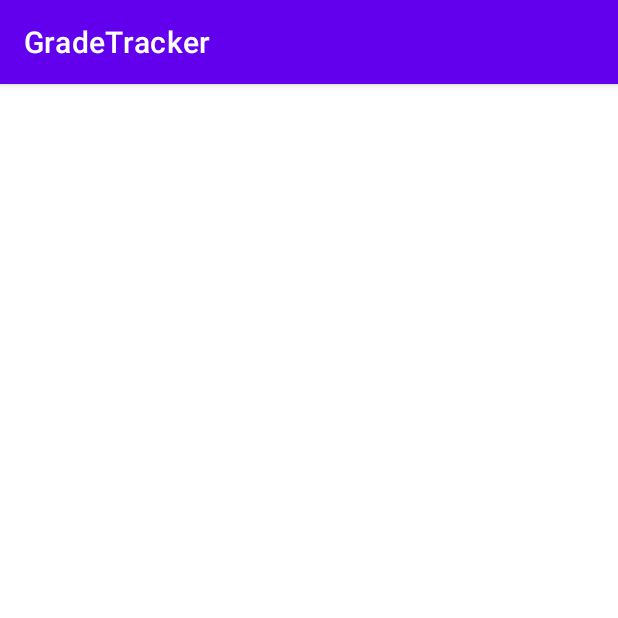
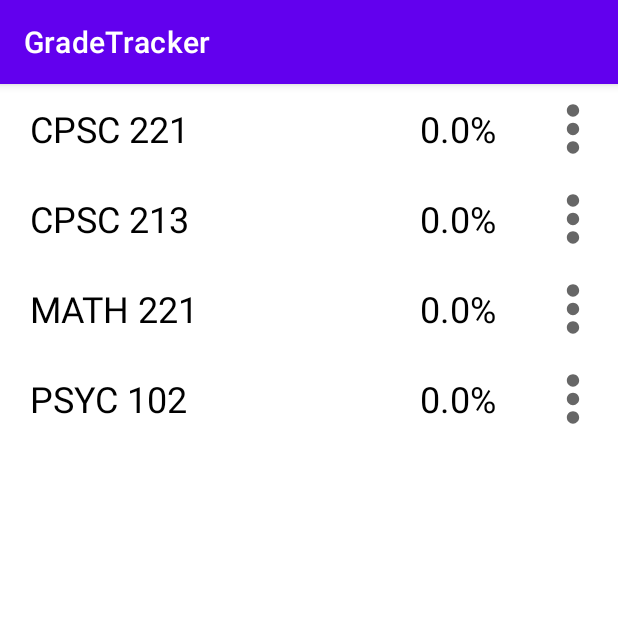
Before and after one commit to Lallit-N/upGrade, an Android app: the screen it shows after launch (MainActivity), on a phone screen of 412 x 824 dp, the top half of it. Run offline under Robolectric (Android 15) with nearby library versions, the phone set to English and light mode, and no system bars.

Commit message:
created edit and delete functionality

```diff
--- a/app/src/main/java/com/example/gradetracker/Course.java
+++ b/app/src/main/java/com/example/gradetracker/Course.java
@@ -36,13 +36,12 @@ public class Course {
     public void addAssessment(Assessment assessment) {
         if (assessments.containsKey(assessment.getBreakdownEntry())) {
             assessments.get(assessment.getBreakdownEntry()).add(assessment);
-            assessment.getBreakdownEntry().addAssessment();
         } else {
             List<Assessment> tempList = new ArrayList<Assessment>();
             tempList.add(assessment);
             assessments.put(assessment.getBreakdownEntry(), tempList);
-            assessment.getBreakdownEntry().addAssessment();
         }
+        assessment.getBreakdownEntry().addAssessment();
     }
 
     public void removeAssessment(Assessment assessment) {
--- a/app/src/main/java/com/example/gradetracker/CourseAdapter.java
+++ b/app/src/main/java/com/example/gradetracker/CourseAdapter.java
@@ -1,9 +1,14 @@
 package com.example.gradetracker;
 
+import android.content.Context;
 import android.view.LayoutInflater;
+import android.view.MenuItem;
 import android.view.View;
 import android.view.ViewGroup;
+import android.widget.ImageView;
+import android.widget.PopupMenu;
 import android.widget.TextView;
+import android.widget.Toast;
 
 import androidx.recyclerview.widget.RecyclerView;
 
@@ -11,26 +16,31 @@ import java.util.ArrayList;
 
 public class CourseAdapter extends RecyclerView.Adapter<CourseAdapter.ExampleViewHolder> {
     private ArrayList<Course> courseList;
+    private Context menuContext;
+    View view;
+    Course temp;
 
     public static class ExampleViewHolder extends RecyclerView.ViewHolder {
         public TextView courseName;
         public TextView courseGrade;
-
+        private ImageView popUpMenu;
         public ExampleViewHolder(View itemView) {
             super(itemView);
             courseName = itemView.findViewById(R.id.course_name);
             courseGrade = itemView.findViewById(R.id.course_grade);
+            popUpMenu = itemView.findViewById(R.id.optionsMenu);
         }
     }
 
-    public CourseAdapter(ArrayList<Course> courseList) {
+    public CourseAdapter(Context context, ArrayList<Course> courseList) {
         this.courseList = courseList;
+        this.menuContext = context;
     }
 
     @Override
     public ExampleViewHolder onCreateViewHolder(ViewGroup parent, int viewType) {
-        View v = LayoutInflater.from(parent.getContext()).inflate(R.layout.course_row, parent, false);
-        ExampleViewHolder evh = new ExampleViewHolder(v);
+        view = LayoutInflater.from(parent.getContext()).inflate(R.layout.each_course, parent, false);
+        ExampleViewHolder evh = new ExampleViewHolder(view);
         return evh;
     }
 
@@ -39,7 +49,38 @@ public class CourseAdapter extends RecyclerView.Adapter<CourseAdapter.ExampleVie
         Course currentItem = courseList.get(position);
         holder.courseName.setText(currentItem.getName());
         holder.courseGrade.setText(currentItem.getCurrentGrade());
+        holder.popUpMenu.setOnClickListener(new View.OnClickListener() {
+            @Override
+            public void onClick(View v) {
+                PopupMenu popupMenu = new PopupMenu(menuContext, v);
+                popupMenu.getMenuInflater().inflate(R.menu.pop_up_menu, popupMenu.getMenu());
+                popupMenu.show();
+                popupMenu.setOnMenuItemClickListener(new PopupMenu.OnMenuItemClickListener() {
+                    @Override
+                    public boolean onMenuItemClick(MenuItem item) {
+                        switch (item.getItemId()) {
+                            case R.id.edit:
+                                Toast.makeText(menuContext, "Edit Clicked", Toast.LENGTH_SHORT).show();
+                                break;
+                            case R.id.delete:
+                                Toast.makeText(menuContext, "Delete Clicked", Toast.LENGTH_SHORT).show();
+                                temp = new Course(courseList.get(position).getName(), courseList.get(position).getGradeBreakdown());
+                                deleteCourse(position);
+                                break;
+                        }
+                        return true;
+                    }
+                });
+            }
+        });
     }
+
+    private void deleteCourse(int position) {
+        courseList.remove(position);
+        notifyItemRemoved(position);
+        notifyItemRangeChanged(position, courseList.size());
+    }
+
     @Override
     public int getItemCount() {
         return courseList.size();
--- a/app/src/main/java/com/example/gradetracker/MainActivity.java
+++ b/app/src/main/java/com/example/gradetracker/MainActivity.java
@@ -7,6 +7,7 @@ import androidx.recyclerview.widget.RecyclerView;
 import android.os.Bundle;
 
 import java.util.ArrayList;
+import java.util.HashSet;
 
 public class MainActivity extends AppCompatActivity {
 
@@ -23,15 +24,18 @@ public class MainActivity extends AppCompatActivity {
 
         recyclerView = findViewById(R.id.recyclerView);
 
-//        courseList.add(new Course("CPSC 221", new GradeBreakdown()));
-//        courseList.add(new Course("CPSC 213", new GradeBreakdown()));
-//        courseList.add(new Course("MATH 221", new GradeBreakdown()));
-//        courseList.add(new Course("PSYC 102", new GradeBreakdown()));
+        HashSet<BreakdownEntry> breakdownEntries = new HashSet<BreakdownEntry>();
+        breakdownEntries.add(new BreakdownEntry("yes", 20, 2));
+
+        courseList.add(new Course("CPSC 221", new GradeBreakdown(breakdownEntries)));
+        courseList.add(new Course("CPSC 213", new GradeBreakdown(breakdownEntries)));
+        courseList.add(new Course("MATH 221", new GradeBreakdown(breakdownEntries)));
+        courseList.add(new Course("PSYC 102", new GradeBreakdown(breakdownEntries)));
 
         recyclerView = findViewById(R.id.recyclerView);
         recyclerView.setHasFixedSize(true);
         layoutManager = new LinearLayoutManager(this);
-        adapter = new CourseAdapter(courseList);
+        adapter = new CourseAdapter(this, courseList);
 
         recyclerView.setLayoutManager(layoutManager);
         recyclerView.setAdapter(adapter);
--- /dev/null
+++ b/app/src/main/res/drawable/ic_baseline_more_vert_24.xml
@@ -0,0 +1,10 @@
+<vector xmlns:android="http://schemas.android.com/apk/res/android"
+    android:width="24dp"
+    android:height="24dp"
+    android:viewportWidth="24"
+    android:viewportHeight="24"
+    android:tint="?attr/colorControlNormal">
+  <path
+      android:fillColor="@android:color/white"
+      android:pathData="M12,8c1.1,0 2,-0.9 2,-2s-0.9,-2 -2,-2 -2,0.9 -2,2 0.9,2 2,2zM12,10c-1.1,0 -2,0.9 -2,2s0.9,2 2,2 2,-0.9 2,-2 -0.9,-2 -2,-2zM12,16c-1.1,0 -2,0.9 -2,2s0.9,2 2,2 2,-0.9 2,-2 -0.9,-2 -2,-2z"/>
+</vector>
--- /dev/null
+++ b/app/src/main/res/layout/each_course.xml
@@ -0,0 +1,34 @@
+<?xml version="1.0" encoding="utf-8"?>
+<RelativeLayout xmlns:android="http://schemas.android.com/apk/res/android"
+    android:layout_width="match_parent"
+    android:layout_height="wrap_content">
+
+    <TextView
+        android:layout_width="wrap_content"
+        android:layout_height="wrap_content"
+        android:id="@+id/course_name"
+        android:text="Course"
+        android:textColor="@color/black"
+        android:textSize="24dp"
+        android:layout_marginLeft="20dp"
+        android:layout_centerVertical="true"/>
+
+    <TextView
+        android:layout_width="wrap_content"
+        android:layout_height="wrap_content"
+        android:id="@+id/course_grade"
+        android:text="Grade"
+        android:textColor="@color/black"
+        android:textSize="24dp"
+        android:layout_marginLeft="280dp"
+        android:layout_centerVertical="true"/>
+
+    <ImageView
+        android:layout_width="60dp"
+        android:layout_height="60dp"
+        android:id="@+id/optionsMenu"
+        android:src="@drawable/ic_baseline_more_vert_24"
+        android:layout_alignParentRight="true"
+        android:padding="5dp"/>
+
+</RelativeLayout>
--- /dev/null
+++ b/app/src/main/res/menu/pop_up_menu.xml
@@ -0,0 +1,15 @@
+<?xml version="1.0" encoding="utf-8"?>
+<menu xmlns:android="http://schemas.android.com/apk/res/android"
+    xmlns:app="http://schemas.android.com/apk/res-auto">
+
+    <item
+        android:title="Edit"
+        android:id="@+id/edit"
+        app:showAsAction="never"/>
+
+    <item
+        android:title="Delete"
+        android:id="@+id/delete"
+        app:showAsAction="never"/>
+
+</menu>
```
Also changed, not shown: app/src/main/res/layout/course_row.xml (deleted, +0 -31 lines).
